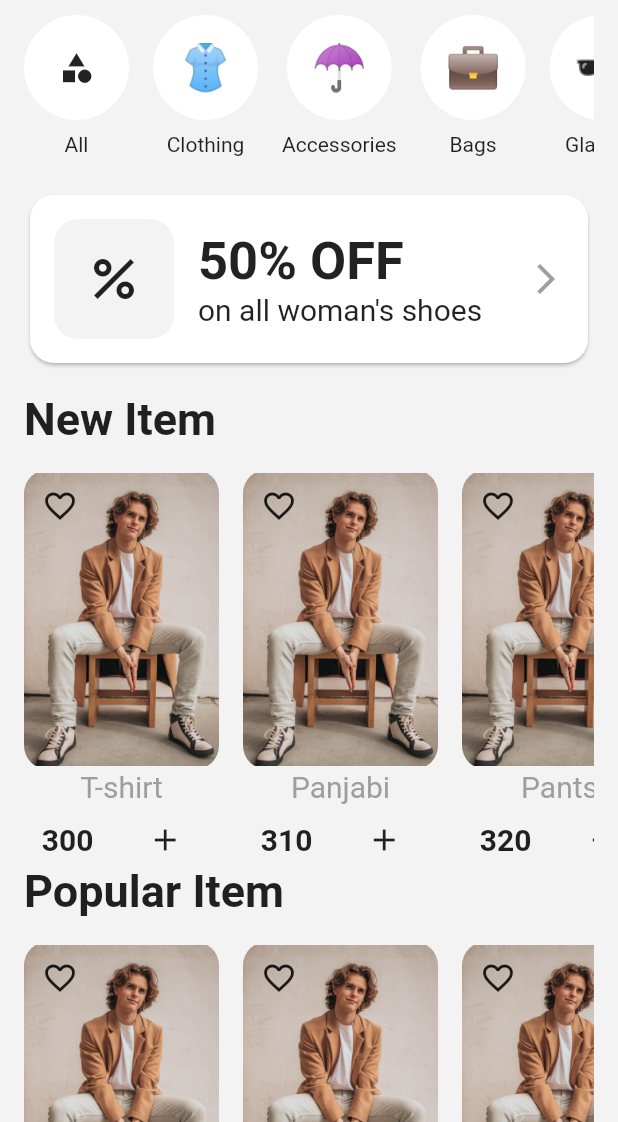
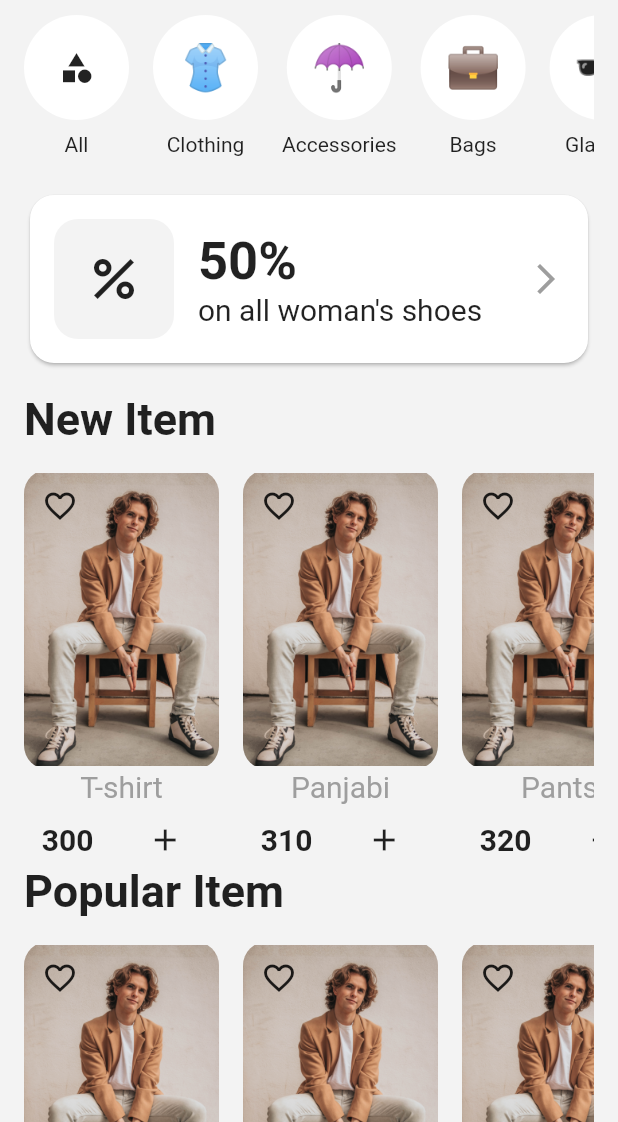
Before and after one commit to srksifat-dev/cloathy, a Flutter app: the HomeScreen screen opened directly, on a phone screen of 412 x 824 dp, the part 114-1236 px from its top. Run offline on Flutter 3.47's test engine with Material 2 defaults, Android fonts, the phone set to English and light mode, and no system bars.

Commit message:
Offer Screen done

```diff
--- /dev/null
+++ b/lib/dummy/dummy_offer.dart
@@ -0,0 +1,59 @@
+import 'package:cloathy/dummy/dummy_product.dart';
+import 'package:flutter/material.dart';
+
+import '../models/offer.dart';
+
+List<Offer> dummy_offers = [
+  Offer(
+    offerTitle: "50%",
+    subtitle: "on all woman's shoes",
+    icon: Icons.percent,
+    percentage: 50,
+    products: [
+      dummyProducts[0],
+      dummyProducts[1],
+      dummyProducts[2],
+      dummyProducts[3],
+      dummyProducts[4],
+    ],
+  ),
+  Offer(
+    offerTitle: "40%",
+    subtitle: "on all woman's shoes",
+    icon: Icons.percent,
+    percentage: 40,
+    products: [
+      dummyProducts[0],
+      dummyProducts[1],
+      dummyProducts[2],
+      dummyProducts[3],
+      dummyProducts[4],
+    ],
+  ),
+  Offer(
+    offerTitle: "30%",
+    subtitle: "on all woman's shoes",
+    icon: Icons.percent,
+    percentage: 30,
+    products: [
+      dummyProducts[0],
+      dummyProducts[1],
+      dummyProducts[2],
+      dummyProducts[3],
+      dummyProducts[4],
+    ],
+  ),
+  Offer(
+    offerTitle: "20%",
+    subtitle: "on all woman's shoes",
+    icon: Icons.percent,
+    percentage: 20,
+    products: [
+      dummyProducts[0],
+      dummyProducts[1],
+      dummyProducts[2],
+      dummyProducts[3],
+      dummyProducts[4],
+    ],
+  ),
+];
--- a/lib/feature/home/screen/home_screen.dart
+++ b/lib/feature/home/screen/home_screen.dart
@@ -1,4 +1,5 @@
 import 'package:cloathy/dummy/dummy_category.dart';
+import 'package:cloathy/dummy/dummy_offer.dart';
 import 'package:cloathy/dummy/dummy_product.dart';
 import 'package:cloathy/feature/home/screen/category_screen.dart';
 import 'package:cloathy/feature/home/widgets/category_card.dart';
@@ -7,6 +8,8 @@ import 'package:cloathy/feature/home/widgets/product_card.dart';
 import 'package:cloathy/feature/search/screen/search_screen.dart';
 import 'package:flutter/cupertino.dart';
 import 'package:flutter/material.dart';
+
+import '../../offer/screen/offer_screen.dart';
 
 class HomeScreen extends StatefulWidget {
   const HomeScreen({Key? key}) : super(key: key);
@@ -125,24 +128,32 @@ class _HomeScreenState extends State<HomeScreen> {
                 ),
 
                 // Offer section
-                myCard(
-                  icon: const Icon(
-                    Icons.percent,
+                GestureDetector(
+                  onTap: () {
+                    Navigator.of(context).push(CupertinoPageRoute(
+                        builder: (context) => OfferScreen(
+                              offerTitle: dummy_offers.first.offerTitle,
+                            )));
+                  },
+                  child: myCard(
+                    icon: Icon(
+                      dummy_offers.first.icon,
                       size: 40,
                     ),
-                  middle: const Column(
+                    middle: Column(
                       crossAxisAlignment: CrossAxisAlignment.start,
                       children: [
                         Text(
-                        "50% OFF",
+                          dummy_offers.first.offerTitle,
                           style: TextStyle(
                               fontSize: 35, fontWeight: FontWeight.bold),
                         ),
                         Text(
-                        "on all woman's shoes",
+                          dummy_offers.first.subtitle,
                           style: TextStyle(fontSize: 20),
                         ),
                       ],
+                    ),
                   ),
                 ),
 
--- /dev/null
+++ b/lib/models/offer.dart
@@ -0,0 +1,20 @@
+import 'package:cloathy/models/product.dart';
+import 'package:flutter/material.dart';
+
+class Offer {
+  final String offerTitle;
+  final String subtitle;
+  final int? percentage;
+  final int? amount;
+  final IconData icon;
+  final List<Product> products;
+
+  Offer({
+    required this.offerTitle,
+    required this.subtitle,
+    this.percentage,
+    this.amount,
+    required this.icon,
+    required this.products,
+  });
+}
```
Also changed, not shown: lib/feature/offer/screen/offer_screen.dart (added, +69 -0 lines). Lines whose indentation alone changed are shown as unchanged.
